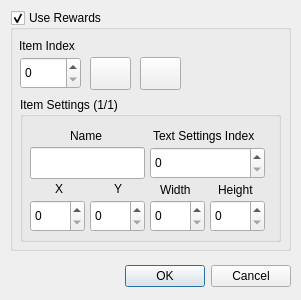
First picture: the form in ui/dialog_rewards.ui, repository Yanis002/SaucisseTracker, before the edit.
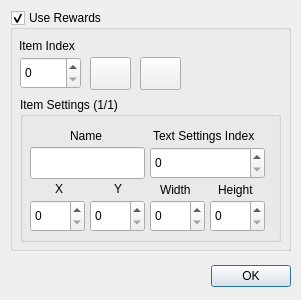
Second picture: the form after the edit. Icons and pictures are not drawn.

Commit message: create flag, extra and font settings dialogs

The edit to the form file:
```diff
--- a/ui/dialog_rewards.ui
+++ b/ui/dialog_rewards.ui
@@ -26,7 +26,7 @@
     <enum>Qt::Orientation::Horizontal</enum>
    </property>
    <property name="standardButtons">
-    <set>QDialogButtonBox::StandardButton::Cancel|QDialogButtonBox::StandardButton::Ok</set>
+    <set>QDialogButtonBox::StandardButton::Ok</set>
    </property>
   </widget>
   <widget class="QGroupBox" name="groupBox">
```
The commit also changes 9 other files.
